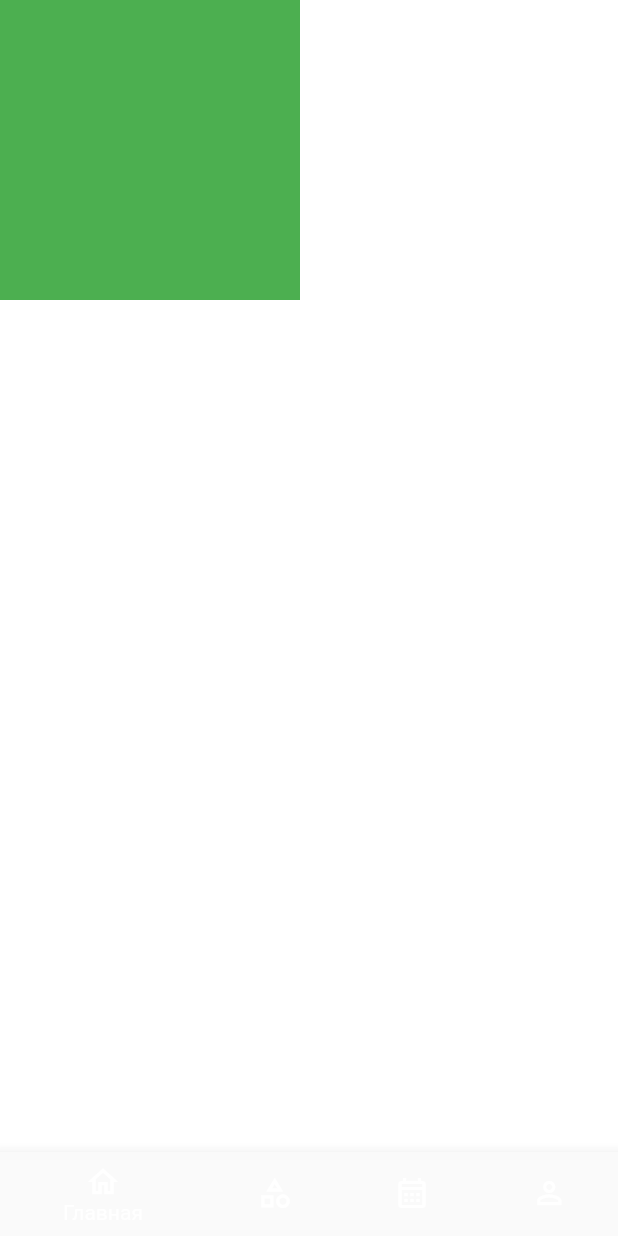
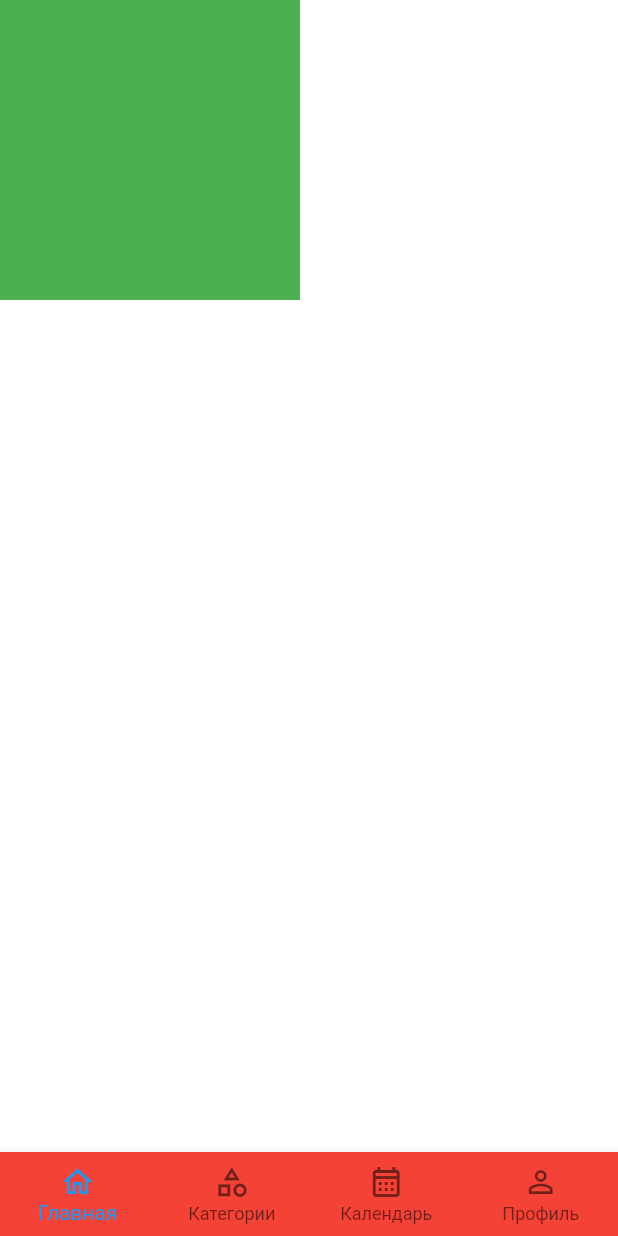
Before and after one commit to IlyaKachelovskiy/orangery, a Flutter app: the screen it shows after launch, on a phone screen of 412 x 824 dp. Run offline on Flutter 3.47's test engine with Material 2 defaults, Android fonts, the phone set to English and light mode, and no system bars; our stand-ins replace stacked.

Commit message:
002: обновил тему приложения

```diff
--- a/lib/core/common/app_theme.dart
+++ b/lib/core/common/app_theme.dart
@@ -3,6 +3,10 @@ import 'package:orangery/core/common/ui_kit_colors.dart';
 
 class AppTheme {
   ThemeData get defaultTheme => ThemeData(
-    scaffoldBackgroundColor: UiKitColors.white,
-  );
+        scaffoldBackgroundColor: UiKitColors.white,
+        bottomNavigationBarTheme: const BottomNavigationBarThemeData(
+          backgroundColor: Colors.red,
+          type: BottomNavigationBarType.fixed,
+        ),
+      );
 }
```
